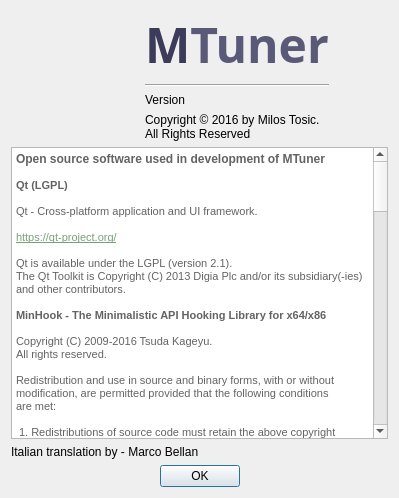
The window that src/about.ui (RudjiGames/MTuner) describes before a commit, drawn with Qt 5.
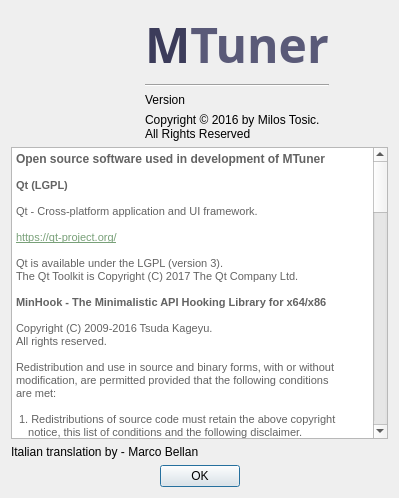
The same window after the commit. Icons and pictures are not drawn.

Commit message: Update license information

The edit to the form file:
```diff
--- a/src/about.ui
+++ b/src/about.ui
@@ -123,8 +123,8 @@
 &lt;p style=&quot;-qt-paragraph-type:empty; margin-top:0px; margin-bottom:0px; margin-left:0px; margin-right:0px; -qt-block-indent:0; text-indent:0px; font-size:8pt; color:#636363;&quot;&gt;&lt;br /&gt;&lt;/p&gt;
 &lt;p style=&quot; margin-top:0px; margin-bottom:0px; margin-left:0px; margin-right:0px; -qt-block-indent:0; text-indent:0px;&quot;&gt;&lt;span style=&quot; font-family:'Arial,sans-serif'; font-size:8pt; color:#636363;&quot;&gt;Qt - Cross-platform application and UI framework.&lt;/span&gt;&lt;span style=&quot; font-size:8pt; color:#636363;&quot;&gt; &lt;/span&gt;&lt;/p&gt;
 &lt;p style=&quot; margin-top:0px; margin-bottom:0px; margin-left:0px; margin-right:0px; -qt-block-indent:0; text-indent:0px;&quot;&gt;&lt;a href=&quot;https://qt-project.org/doc/qt-5-snapshot/lgpl.html&quot;&gt;&lt;span style=&quot; font-size:8pt; text-decoration: underline; color:#78a078;&quot;&gt;&lt;br /&gt;https://qt-project.org/&lt;/span&gt;&lt;/a&gt;&lt;span style=&quot; font-size:8pt; color:#78a078;&quot;&gt; &lt;/span&gt;&lt;/p&gt;
-&lt;p style=&quot; margin-top:0px; margin-bottom:0px; margin-left:0px; margin-right:0px; -qt-block-indent:0; text-indent:0px;&quot;&gt;&lt;span style=&quot; font-size:8.25pt; color:#636363;&quot;&gt;&lt;br /&gt;Qt is available under the LGPL (version 2.1).&lt;/span&gt;&lt;/p&gt;
-&lt;p style=&quot; margin-top:0px; margin-bottom:0px; margin-left:0px; margin-right:0px; -qt-block-indent:0; text-indent:0px;&quot;&gt;&lt;span style=&quot; font-size:8.25pt; color:#636363;&quot;&gt;The Qt Toolkit is Copyright (C) 2013 Digia Plc and/or its subsidiary(-ies) and other contributors.&lt;/span&gt;&lt;/p&gt;
+&lt;p style=&quot; margin-top:0px; margin-bottom:0px; margin-left:0px; margin-right:0px; -qt-block-indent:0; text-indent:0px;&quot;&gt;&lt;span style=&quot; font-size:8.25pt; color:#636363;&quot;&gt;&lt;br /&gt;Qt is available under the LGPL (version 3).&lt;/span&gt;&lt;/p&gt;
+&lt;p style=&quot; margin-top:0px; margin-bottom:0px; margin-left:0px; margin-right:0px; -qt-block-indent:0; text-indent:0px;&quot;&gt;&lt;span style=&quot; font-size:8.25pt; color:#636363;&quot;&gt;The Qt Toolkit is Copyright (C) 2017 The Qt Company Ltd.&lt;/span&gt;&lt;/p&gt;
 &lt;p style=&quot;-qt-paragraph-type:empty; margin-top:0px; margin-bottom:0px; margin-left:0px; margin-right:0px; -qt-block-indent:0; text-indent:0px; font-size:8.25pt; color:#636363;&quot;&gt;&lt;br /&gt;&lt;/p&gt;
 &lt;p style=&quot; margin-top:0px; margin-bottom:0px; margin-left:0px; margin-right:0px; -qt-block-indent:0; text-indent:0px;&quot;&gt;&lt;span style=&quot; font-size:8pt; font-weight:600; color:#636363;&quot;&gt;MinHook - The Minimalistic API Hooking Library for x64/x86&lt;br /&gt;&lt;/span&gt;&lt;/p&gt;
 &lt;p style=&quot; margin-top:0px; margin-bottom:0px; margin-left:0px; margin-right:0px; -qt-block-indent:0; text-indent:0px;&quot;&gt;&lt;span style=&quot; font-size:8pt; color:#636363;&quot;&gt;Copyright (C) 2009-2016 Tsuda Kageyu.&lt;/span&gt;&lt;/p&gt;
```
